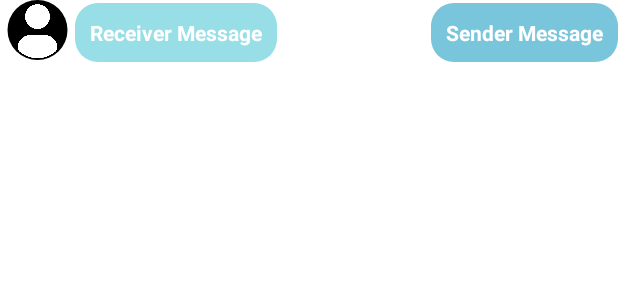
After one commit to aayuneema/PurdueCircle307, an Android app: the layout message_layout_of_user.xml on its own in the app's theme, with its tools: preview values and no code run, on a phone screen of 412 x 824 dp. The commit adds this screen. Shown: the top 300 px of the screen. Run offline under Robolectric (Android 15) with nearby library versions, the phone set to English and light mode, and no system bars.

Commit message:
UI for messages

```diff
--- /dev/null
+++ b/app/src/main/res/drawable/receiver_message_text_background.xml
@@ -0,0 +1,10 @@
+<?xml version="1.0" encoding="utf-8"?>
+<shape xmlns:android="http://schemas.android.com/apk/res/android">
+
+    <solid android:color="@color/receiverColor">
+    </solid>
+
+    <corners android:radius="15dp">
+    </corners>
+
+</shape>
--- /dev/null
+++ b/app/src/main/res/drawable/sender_message_text_background.xml
@@ -0,0 +1,10 @@
+<?xml version="1.0" encoding="utf-8"?>
+<shape xmlns:android="http://schemas.android.com/apk/res/android">
+
+    <solid android:color="@color/senderColor">
+    </solid>
+
+    <corners android:radius="15dp">
+    </corners>
+
+</shape>
--- /dev/null
+++ b/app/src/main/res/layout/message_layout_of_user.xml
@@ -0,0 +1,40 @@
+<?xml version="1.0" encoding="utf-8"?>
+<RelativeLayout xmlns:android="http://schemas.android.com/apk/res/android"
+    android:layout_width="match_parent"
+    android:layout_height="wrap_content">
+
+    <de.hdodenhof.circleimageview.CircleImageView
+        android:id="@+id/message_profile_image"
+        android:layout_width="50dp"
+        android:layout_height="40dp"
+        android:src="@drawable/profile"/>
+
+    <TextView
+        android:id="@+id/receiver_message_text"
+        android:layout_width="wrap_content"
+        android:layout_height="wrap_content"
+        android:layout_alignParentTop="true"
+        android:layout_marginTop="2dp"
+        android:layout_toEndOf="@+id/message_profile_image"
+        android:background="@drawable/receiver_message_text_background"
+        android:text="Receiver Message"
+        android:textColor="@color/cardview_light_background"
+        android:padding="10dp"
+        android:textSize="14sp"
+        android:textStyle="bold"/>
+
+    <TextView
+        android:id="@+id/sender_message_text"
+        android:layout_width="wrap_content"
+        android:layout_height="wrap_content"
+        android:layout_alignParentEnd="true"
+        android:layout_marginTop="2dp"
+        android:layout_alignParentTop="@+id/receiver_message_text"
+        android:background="@drawable/sender_message_text_background"
+        android:text="Sender Message"
+        android:textColor="@color/cardview_light_background"
+        android:padding="10dp"
+        android:textSize="14sp"
+        android:textStyle="bold"/>
+
+</RelativeLayout>
--- a/app/src/main/res/values/colors.xml
+++ b/app/src/main/res/values/colors.xml
@@ -9,4 +9,6 @@
     <color name="white">#FFFFFFFF</color>
     <color name="mainBackground">#D7D7D7</color>
     <color name="colorProfile">#3B4041</color>
+    <color name="senderColor">#78C5DC</color>
+    <color name="receiverColor">#97DEE7</color>
 </resources>
```
